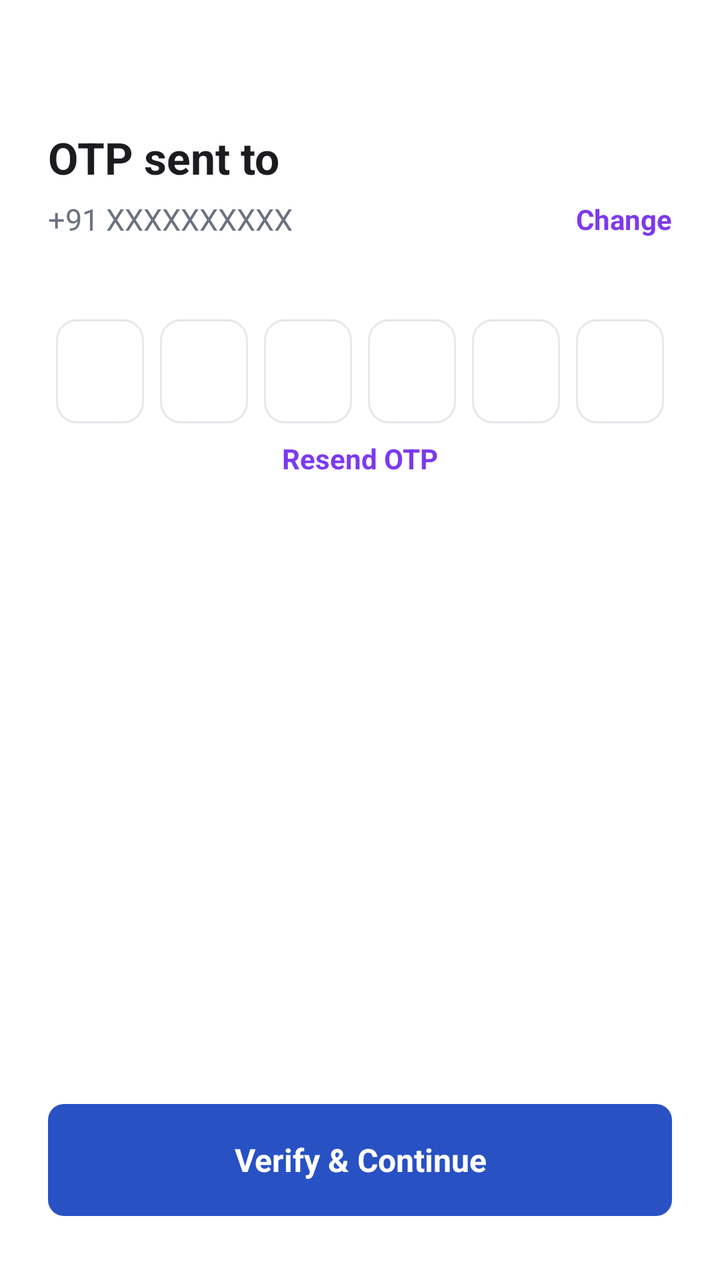
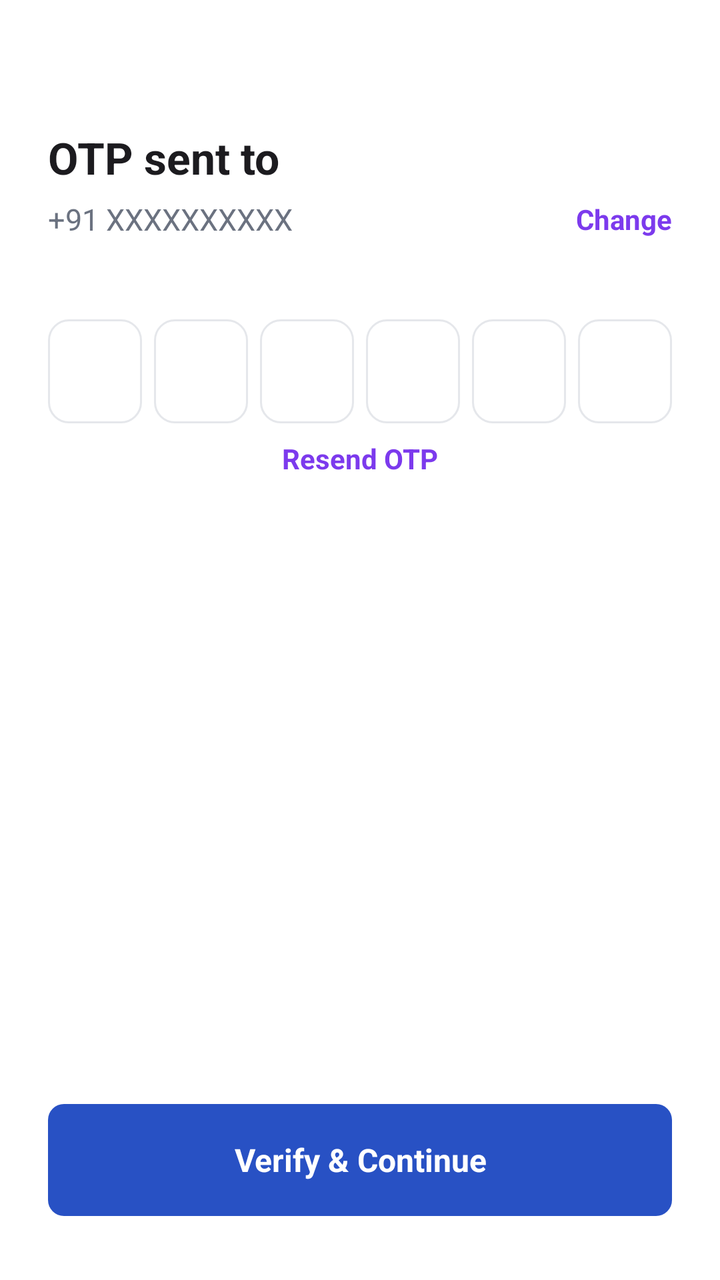

Before-and-after screenshots of an Android layout around one commit, followed by the original layout XML and the change that was made.
<!-- AndroidManifest.xml: application theme Theme.ANGA_SellerSide -->
<!-- res/layout/activity_seller_otp_verify.xml -->
<?xml version="1.0" encoding="utf-8"?>
<LinearLayout xmlns:android="http://schemas.android.com/apk/res/android"
    android:layout_width="match_parent"
    android:layout_height="match_parent"
    android:orientation="vertical"
    android:background="#FFFFFF"
    android:paddingLeft="24dp"
    android:paddingRight="24dp"
    android:paddingTop="64dp"
    android:paddingBottom="32dp">

    
    <TextView
        android:layout_width="wrap_content"
        android:layout_height="wrap_content"
        android:text="@string/otp_sent_to"
        android:textSize="22sp"
        android:textStyle="bold"
        android:textColor="#1C1B1F" />

    
    <LinearLayout
        android:layout_width="match_parent"
        android:layout_height="wrap_content"
        android:orientation="horizontal"
        android:gravity="center_vertical"
        android:layout_marginTop="6dp"
        android:layout_marginBottom="40dp">

        <TextView
            android:id="@+id/tvPhone"
            android:layout_width="0dp"
            android:layout_height="wrap_content"
            android:layout_weight="1"
            android:textSize="15sp"
            android:textColor="#6B7280"
            android:text="+91 XXXXXXXXXX" />

        <TextView
            android:id="@+id/tvChange"
            android:layout_width="wrap_content"
            android:layout_height="wrap_content"
            android:text="@string/btn_change"
            android:textSize="14sp"
            android:textColor="#7C3AED"
            android:textStyle="bold"
            android:clickable="true"
            android:focusable="true"
            android:paddingLeft="8dp" />
    </LinearLayout>

    
    <LinearLayout
        android:layout_width="match_parent"
        android:layout_height="wrap_content"
        android:orientation="horizontal"
        android:gravity="center">

        <EditText
            android:id="@+id/etOtp1"
            android:layout_width="44dp"
            android:layout_height="52dp"
            android:layout_marginRight="8dp"
            android:background="@drawable/input_background"
            android:gravity="center"
            android:inputType="number"
            android:maxLength="1"
            android:textSize="20sp"
            android:textStyle="bold"
            android:textColor="#1C1B1F" />

        <EditText
            android:id="@+id/etOtp2"
            android:layout_width="44dp"
            android:layout_height="52dp"
            android:layout_marginRight="8dp"
            android:background="@drawable/input_background"
            android:gravity="center"
            android:inputType="number"
            android:maxLength="1"
            android:textSize="20sp"
            android:textStyle="bold"
            android:textColor="#1C1B1F" />

        <EditText
            android:id="@+id/etOtp3"
            android:layout_width="44dp"
            android:layout_height="52dp"
            android:layout_marginRight="8dp"
            android:background="@drawable/input_background"
            android:gravity="center"
            android:inputType="number"
            android:maxLength="1"
            android:textSize="20sp"
            android:textStyle="bold"
            android:textColor="#1C1B1F" />

        <EditText
            android:id="@+id/etOtp4"
            android:layout_width="44dp"
            android:layout_height="52dp"
            android:layout_marginRight="8dp"
            android:background="@drawable/input_background"
            android:gravity="center"
            android:inputType="number"
            android:maxLength="1"
            android:textSize="20sp"
            android:textStyle="bold"
            android:textColor="#1C1B1F" />

        <EditText
            android:id="@+id/etOtp5"
            android:layout_width="44dp"
            android:layout_height="52dp"
            android:layout_marginRight="8dp"
            android:background="@drawable/input_background"
            android:gravity="center"
            android:inputType="number"
            android:maxLength="1"
            android:textSize="20sp"
            android:textStyle="bold"
            android:textColor="#1C1B1F" />

        <EditText
            android:id="@+id/etOtp6"
            android:layout_width="44dp"
            android:layout_height="52dp"
            android:background="@drawable/input_background"
            android:gravity="center"
            android:inputType="number"
            android:maxLength="1"
            android:textSize="20sp"
            android:textStyle="bold"
            android:textColor="#1C1B1F" />

    </LinearLayout>

    
    <TextView
        android:id="@+id/tvResendTimer"
        android:layout_width="wrap_content"
        android:layout_height="wrap_content"
        android:layout_gravity="center_horizontal"
        android:layout_marginTop="20dp"
        android:textSize="13sp"
        android:textColor="#9CA3AF"
        android:visibility="gone" />

    
    <TextView
        android:id="@+id/tvResend"
        android:layout_width="wrap_content"
        android:layout_height="wrap_content"
        android:layout_gravity="center_horizontal"
        android:layout_marginTop="8dp"
        android:text="@string/btn_resend_otp"
        android:textSize="14sp"
        android:textColor="#7C3AED"
        android:textStyle="bold"
        android:clickable="true"
        android:focusable="true" />

    
    <ProgressBar
        android:id="@+id/progressBar"
        android:layout_width="wrap_content"
        android:layout_height="wrap_content"
        android:layout_gravity="center_horizontal"
        android:layout_marginTop="16dp"
        android:visibility="gone" />

    
    <View
        android:layout_width="match_parent"
        android:layout_height="0dp"
        android:layout_weight="1" />

    
    <TextView
        android:id="@+id/btnVerify"
        android:layout_width="match_parent"
        android:layout_height="56dp"
        android:background="@drawable/btn_primary_rounded"
        android:gravity="center"
        android:text="@string/btn_verify"
        android:textColor="#FFFFFF"
        android:textSize="16sp"
        android:textStyle="bold"
        android:clickable="true"
        android:focusable="true" />

</LinearLayout>
<!-- resources referenced by this layout -->
<resources>
  <!-- drawable btn_primary_rounded (drawable) -->
  <?xml version="1.0" encoding="utf-8"?>
  <shape xmlns:android="http://schemas.android.com/apk/res/android">
      <solid android:color="#2851C4" />
      <corners android:radius="8dp" />
  </shape>
  <!-- drawable input_background (drawable) -->
  <?xml version="1.0" encoding="utf-8"?>
  <shape xmlns:android="http://schemas.android.com/apk/res/android"
      android:shape="rectangle">
      <solid android:color="@color/white" />
      <stroke
          android:width="1dp"
          android:color="@color/divider" />
      <corners android:radius="10dp" />
  </shape>
  <string name="btn_change">Change</string>
  <string name="btn_resend_otp">Resend OTP</string>
  <string name="btn_verify">Verify &amp; Continue</string>
  <string name="otp_sent_to">OTP sent to</string>
  <style name="Theme.ANGA_SellerSide" parent="Theme.MaterialComponents.Light.NoActionBar">
          <item name="colorPrimary">@color/primary</item>
          <item name="colorPrimaryDark">@color/primary_dark</item>
          <item name="colorAccent">@color/accent</item>
          <item name="android:windowBackground">@color/background</item>
      </style>
  <color name="white">#FFFFFF</color>
  <color name="divider">#E5E7EB</color>
  <color name="primary">#1A365D</color>
  <color name="primary_dark">#142848</color>
  <color name="accent">#2563EB</color>
  <color name="background">#F5F7FA</color>
</resources>

<!-- the commit's change to res/layout/activity_seller_otp_verify.xml (unified diff, before → after) -->
@@ -1,192 +1,207 @@
 <?xml version="1.0" encoding="utf-8"?>
-<LinearLayout xmlns:android="http://schemas.android.com/apk/res/android"
+<ScrollView xmlns:android="http://schemas.android.com/apk/res/android"
     android:layout_width="match_parent"
     android:layout_height="match_parent"
-    android:orientation="vertical"
     android:background="#FFFFFF"
-    android:paddingLeft="24dp"
-    android:paddingRight="24dp"
-    android:paddingTop="64dp"
-    android:paddingBottom="32dp">
-
-    
-    <TextView
-        android:layout_width="wrap_content"
-        android:layout_height="wrap_content"
-        android:text="@string/otp_sent_to"
-        android:textSize="22sp"
-        android:textStyle="bold"
-        android:textColor="#1C1B1F" />
-
-    
+    android:fillViewport="true">
+
     <LinearLayout
+        android:id="@+id/rootOtpContent"
         android:layout_width="match_parent"
         android:layout_height="wrap_content"
-        android:orientation="horizontal"
-        android:gravity="center_vertical"
-        android:layout_marginTop="6dp"
-        android:layout_marginBottom="40dp">
-
-        <TextView
-            android:id="@+id/tvPhone"
-            android:layout_width="0dp"
-            android:layout_height="wrap_content"
-            android:layout_weight="1"
-            android:textSize="15sp"
-            android:textColor="#6B7280"
-            android:text="+91 XXXXXXXXXX" />
-
-        <TextView
-            android:id="@+id/tvChange"
-            android:layout_width="wrap_content"
-            android:layout_height="wrap_content"
-            android:text="@string/btn_change"
+        android:orientation="vertical"
+        android:paddingLeft="24dp"
+        android:paddingRight="24dp"
+        android:paddingTop="24dp"
+        android:paddingBottom="32dp">
+
+        
+        <TextView
+            android:layout_width="wrap_content"
+            android:layout_height="wrap_content"
+            android:layout_marginTop="40dp"
+            android:text="@string/otp_sent_to"
+            android:textSize="22sp"
+            android:textStyle="bold"
+            android:textColor="#1C1B1F" />
+
+        
+        <LinearLayout
+            android:layout_width="match_parent"
+            android:layout_height="wrap_content"
+            android:orientation="horizontal"
+            android:gravity="center_vertical"
+            android:layout_marginTop="6dp"
+            android:layout_marginBottom="40dp">
+
+            <TextView
+                android:id="@+id/tvPhone"
+                android:layout_width="0dp"
+                android:layout_height="wrap_content"
+                android:layout_weight="1"
+                android:textSize="15sp"
+                android:textColor="#6B7280"
+                android:text="+91 XXXXXXXXXX" />
+
+            <TextView
+                android:id="@+id/tvChange"
+                android:layout_width="wrap_content"
+                android:layout_height="wrap_content"
+                android:text="@string/btn_change"
+                android:textSize="14sp"
+                android:textColor="#7C3AED"
+                android:textStyle="bold"
+                android:clickable="true"
+                android:focusable="true"
+                android:paddingLeft="8dp" />
+        </LinearLayout>
+
+        
+        <LinearLayout
+            android:layout_width="match_parent"
+            android:layout_height="wrap_content"
+            android:orientation="horizontal"
+            android:gravity="center">
+
+            <EditText
+                android:id="@+id/etOtp1"
+                android:layout_width="0dp"
+                android:layout_height="52dp"
+                android:layout_weight="1"
+                android:layout_marginEnd="6dp"
+                android:background="@drawable/input_background"
+                android:gravity="center"
+                android:inputType="number"
+                android:maxLength="1"
+                android:textSize="20sp"
+                android:textStyle="bold"
+                android:textColor="#1C1B1F" />
+
+            <EditText
+                android:id="@+id/etOtp2"
+                android:layout_width="0dp"
+                android:layout_height="52dp"
+                android:layout_weight="1"
+                android:layout_marginEnd="6dp"
+                android:background="@drawable/input_background"
+                android:gravity="center"
+                android:inputType="number"
+                android:maxLength="1"
+                android:textSize="20sp"
+                android:textStyle="bold"
+                android:textColor="#1C1B1F" />
+
+            <EditText
+                android:id="@+id/etOtp3"
+                android:layout_width="0dp"
+                android:layout_height="52dp"
+                android:layout_weight="1"
+                android:layout_marginEnd="6dp"
+                android:background="@drawable/input_background"
+                android:gravity="center"
+                android:inputType="number"
+                android:maxLength="1"
+                android:textSize="20sp"
+                android:textStyle="bold"
+                android:textColor="#1C1B1F" />
+
+            <EditText
+                android:id="@+id/etOtp4"
+                android:layout_width="0dp"
+                android:layout_height="52dp"
+                android:layout_weight="1"
+                android:layout_marginEnd="6dp"
+                android:background="@drawable/input_background"
+                android:gravity="center"
+                android:inputType="number"
+                android:maxLength="1"
+                android:textSize="20sp"
+                android:textStyle="bold"
+                android:textColor="#1C1B1F" />
+
+            <EditText
+                android:id="@+id/etOtp5"
+                android:layout_width="0dp"
+                android:layout_height="52dp"
+                android:layout_weight="1"
+                android:layout_marginEnd="6dp"
+                android:background="@drawable/input_background"
+                android:gravity="center"
+                android:inputType="number"
+                android:maxLength="1"
+                android:textSize="20sp"
+                android:textStyle="bold"
+                android:textColor="#1C1B1F" />
+
+            <EditText
+                android:id="@+id/etOtp6"
+                android:layout_width="0dp"
+                android:layout_height="52dp"
+                android:layout_weight="1"
+                android:background="@drawable/input_background"
+                android:gravity="center"
+                android:inputType="number"
+                android:maxLength="1"
+                android:textSize="20sp"
+                android:textStyle="bold"
+                android:textColor="#1C1B1F" />
+
+        </LinearLayout>
+
+        
+        <TextView
+            android:id="@+id/tvResendTimer"
+            android:layout_width="wrap_content"
+            android:layout_height="wrap_content"
+            android:layout_gravity="center_horizontal"
+            android:layout_marginTop="20dp"
+            android:textSize="13sp"
+            android:textColor="#9CA3AF"
+            android:visibility="gone" />
+
+        
+        <TextView
+            android:id="@+id/tvResend"
+            android:layout_width="wrap_content"
+            android:layout_height="wrap_content"
+            android:layout_gravity="center_horizontal"
+            android:layout_marginTop="8dp"
+            android:text="@string/btn_resend_otp"
             android:textSize="14sp"
             android:textColor="#7C3AED"
             android:textStyle="bold"
             android:clickable="true"
-            android:focusable="true"
-            android:paddingLeft="8dp" />
+            android:focusable="true" />
+
+        
+        <ProgressBar
+            android:id="@+id/progressBar"
+            android:layout_width="wrap_content"
+            android:layout_height="wrap_content"
+            android:layout_gravity="center_horizontal"
+            android:layout_marginTop="16dp"
+            android:visibility="gone" />
+
+        
+        <View
+            android:layout_width="match_parent"
+            android:layout_height="0dp"
+            android:layout_weight="1" />
+
+        
+        <TextView
+            android:id="@+id/btnVerify"
+            android:layout_width="match_parent"
+            android:layout_height="56dp"
+            android:background="@drawable/btn_primary_rounded"
+            android:gravity="center"
+            android:text="@string/btn_verify"
+            android:textColor="#FFFFFF"
+            android:textSize="16sp"
+            android:textStyle="bold"
+            android:clickable="true"
+            android:focusable="true" />
+
     </LinearLayout>
 
-    
-    <LinearLayout
-        android:layout_width="match_parent"
-        android:layout_height="wrap_content"
-        android:orientation="horizontal"
-        android:gravity="center">
-
-        <EditText
-            android:id="@+id/etOtp1"
-            android:layout_width="44dp"
-            android:layout_height="52dp"
-            android:layout_marginRight="8dp"
-            android:background="@drawable/input_background"
-            android:gravity="center"
-            android:inputType="number"
-            android:maxLength="1"
-            android:textSize="20sp"
-            android:textStyle="bold"
-            android:textColor="#1C1B1F" />
-
-        <EditText
-            android:id="@+id/etOtp2"
-            android:layout_width="44dp"
-            android:layout_height="52dp"
-            android:layout_marginRight="8dp"
-            android:background="@drawable/input_background"
-            android:gravity="center"
-            android:inputType="number"
-            android:maxLength="1"
-            android:textSize="20sp"
-            android:textStyle="bold"
-            android:textColor="#1C1B1F" />
-
-        <EditText
-            android:id="@+id/etOtp3"
-            android:layout_width="44dp"
-            android:layout_height="52dp"
-            android:layout_marginRight="8dp"
-            android:background="@drawable/input_background"
-            android:gravity="center"
-            android:inputType="number"
-            android:maxLength="1"
-            android:textSize="20sp"
-            android:textStyle="bold"
-            android:textColor="#1C1B1F" />
-
-        <EditText
-            android:id="@+id/etOtp4"
-            android:layout_width="44dp"
-            android:layout_height="52dp"
-            android:layout_marginRight="8dp"
-            android:background="@drawable/input_background"
-            android:gravity="center"
-            android:inputType="number"
-            android:maxLength="1"
-            android:textSize="20sp"
-            android:textStyle="bold"
-            android:textColor="#1C1B1F" />
-
-        <EditText
-            android:id="@+id/etOtp5"
-            android:layout_width="44dp"
-            android:layout_height="52dp"
-            android:layout_marginRight="8dp"
-            android:background="@drawable/input_background"
-            android:gravity="center"
-            android:inputType="number"
-            android:maxLength="1"
-            android:textSize="20sp"
-            android:textStyle="bold"
-            android:textColor="#1C1B1F" />
-
-        <EditText
-            android:id="@+id/etOtp6"
-            android:layout_width="44dp"
-            android:layout_height="52dp"
-            android:background="@drawable/input_background"
-            android:gravity="center"
-            android:inputType="number"
-            android:maxLength="1"
-            android:textSize="20sp"
-            android:textStyle="bold"
-            android:textColor="#1C1B1F" />
-
-    </LinearLayout>
-
-    
-    <TextView
-        android:id="@+id/tvResendTimer"
-        android:layout_width="wrap_content"
-        android:layout_height="wrap_content"
-        android:layout_gravity="center_horizontal"
-        android:layout_marginTop="20dp"
-        android:textSize="13sp"
-        android:textColor="#9CA3AF"
-        android:visibility="gone" />
-
-    
-    <TextView
-        android:id="@+id/tvResend"
-        android:layout_width="wrap_content"
-        android:layout_height="wrap_content"
-        android:layout_gravity="center_horizontal"
-        android:layout_marginTop="8dp"
-        android:text="@string/btn_resend_otp"
-        android:textSize="14sp"
-        android:textColor="#7C3AED"
-        android:textStyle="bold"
-        android:clickable="true"
-        android:focusable="true" />
-
-    
-    <ProgressBar
-        android:id="@+id/progressBar"
-        android:layout_width="wrap_content"
-        android:layout_height="wrap_content"
-        android:layout_gravity="center_horizontal"
-        android:layout_marginTop="16dp"
-        android:visibility="gone" />
-
-    
-    <View
-        android:layout_width="match_parent"
-        android:layout_height="0dp"
-        android:layout_weight="1" />
-
-    
-    <TextView
-        android:id="@+id/btnVerify"
-        android:layout_width="match_parent"
-        android:layout_height="56dp"
-        android:background="@drawable/btn_primary_rounded"
-        android:gravity="center"
-        android:text="@string/btn_verify"
-        android:textColor="#FFFFFF"
-        android:textSize="16sp"
-        android:textStyle="bold"
-        android:clickable="true"
-        android:focusable="true" />
-
-</LinearLayout>
+</ScrollView>
<!-- resource entries referenced after the edit -->
@@ -25,6 +25,9 @@
           <item name="colorPrimaryDark">@color/primary_dark</item>
           <item name="colorAccent">@color/accent</item>
           <item name="android:windowBackground">@color/background</item>
+          <item name="android:statusBarColor">#FFFFFF</item>
+          <item name="android:windowLightStatusBar">true</item>
+          <item name="android:forceDarkAllowed" tools:targetApi="q">false</item>
       </style>
   <color name="white">#FFFFFF</color>
   <color name="divider">#E5E7EB</color>
